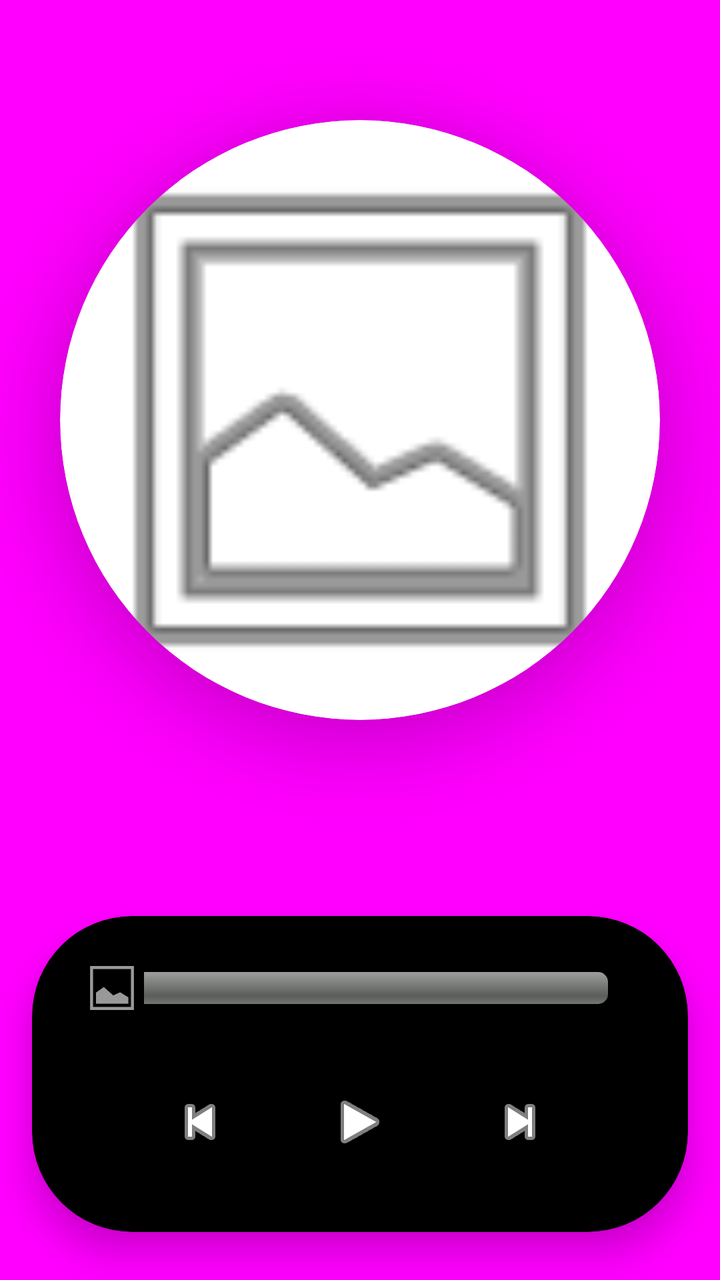
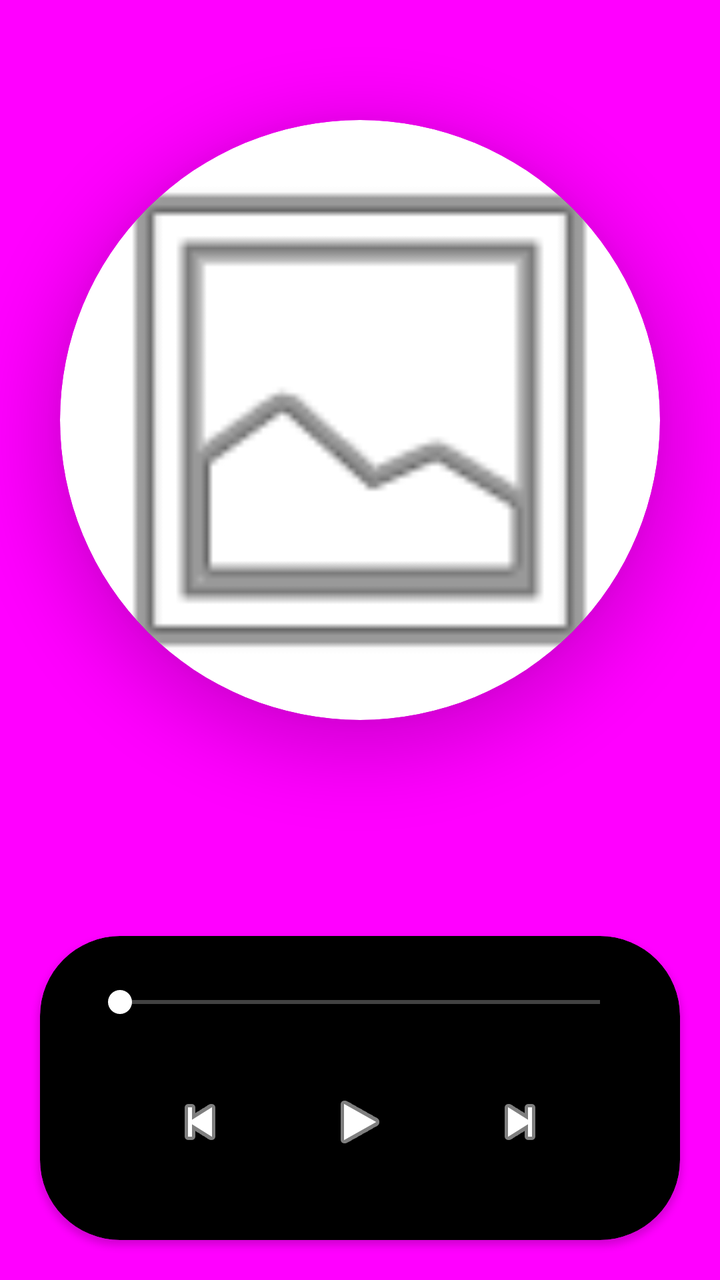

Two renders of the same Android screen: before a commit and after it. Below are the layout's source before the change and the commit's diff.
<!-- AndroidManifest.xml: application theme Theme.MotionTune -->
<!-- res/layout/activity_player.xml -->
<?xml version="1.0" encoding="utf-8"?>
<androidx.constraintlayout.widget.ConstraintLayout xmlns:android="http://schemas.android.com/apk/res/android"
    xmlns:app="http://schemas.android.com/apk/res-auto"
    android:id="@+id/playerRoot"
    android:layout_width="match_parent"
    android:layout_height="match_parent"
    android:background="@color/prototipo_purple">

    <androidx.cardview.widget.CardView
        android:id="@+id/albumCard"
        android:layout_width="300dp"
        android:layout_height="300dp"
        android:layout_marginTop="60dp"
        app:cardCornerRadius="150dp"
        app:cardElevation="20dp"
        app:layout_constraintEnd_toEndOf="parent"
        app:layout_constraintStart_toStartOf="parent"
        app:layout_constraintTop_toTopOf="parent">

        <ImageView
            android:id="@+id/albumArt"
            android:layout_width="match_parent"
            android:layout_height="match_parent"
            android:scaleType="centerCrop"
            android:src="@android:drawable/ic_menu_gallery">

        </ImageView>
    </androidx.cardview.widget.CardView>

    <TextView
        android:id="@+id/musicTitle"
        android:layout_width="0dp"
        android:layout_height="wrap_content"
        android:layout_margin="24dp"
        android:textAlignment="center"
        android:textColor="@color/white"
        android:textSize="26sp"
        android:textStyle="bold"
        app:layout_constraintEnd_toEndOf="parent"
        app:layout_constraintStart_toStartOf="parent"
        app:layout_constraintTop_toBottomOf="@id/albumCard" />

    <androidx.cardview.widget.CardView
        android:id="@+id/controlsCard"
        android:layout_width="0dp"
        android:layout_height="wrap_content"
        android:layout_marginStart="16dp"
        android:layout_marginEnd="16dp"
        android:layout_marginBottom="24dp"
        app:cardBackgroundColor="@color/black"
        app:cardCornerRadius="50dp"
        app:cardElevation="10dp"
        app:layout_constraintBottom_toBottomOf="parent"
        app:layout_constraintEnd_toEndOf="parent"
        app:layout_constraintStart_toStartOf="parent">

        <LinearLayout
            android:layout_width="match_parent"
            android:layout_height="wrap_content"
            android:gravity="center"
            android:orientation="vertical"
            android:paddingStart="24dp"
            android:paddingTop="20dp"
            android:paddingEnd="24dp"
            android:paddingBottom="20dp">

            <SeekBar
                android:id="@+id/seekBar"
                android:layout_width="match_parent"
                android:layout_height="wrap_content"
                android:layout_marginBottom="16dp"
                android:contentDescription="Barra de progresso da música"
                android:progressDrawable="@android:drawable/progress_horizontal"
                android:thumb="@android:drawable/ic_menu_gallery"
                app:tint="@color/white" />

            <LinearLayout
                android:layout_width="match_parent"
                android:layout_height="wrap_content"
                android:gravity="center"
                android:orientation="horizontal">

                <ImageButton
                    android:id="@+id/btnPrev"
                    android:layout_width="50dp"
                    android:layout_height="50dp"
                    android:layout_marginEnd="20dp"
                    android:background="?attr/selectableItemBackgroundBorderless"
                    android:contentDescription="Música anterior"
                    android:src="@android:drawable/ic_media_previous"
                    app:tint="@color/white" />

                <ImageButton
                    android:id="@+id/btnPlay"
                    android:layout_width="70dp"
                    android:layout_height="70dp"
                    android:background="?attr/selectableItemBackgroundBorderless"
                    android:contentDescription="Reproduzir ou Pausar"
                    android:src="@android:drawable/ic_media_play"
                    app:tint="@color/white" />

                <ImageButton
                    android:id="@+id/btnNext"
                    android:layout_width="50dp"
                    android:layout_height="50dp"
                    android:layout_marginStart="20dp"
                    android:background="?attr/selectableItemBackgroundBorderless"
                    android:contentDescription="Próxima música"
                    android:src="@android:drawable/ic_media_next"
                    app:tint="@color/white" />
            </LinearLayout>
        </LinearLayout>
    </androidx.cardview.widget.CardView>

</androidx.constraintlayout.widget.ConstraintLayout>
<!-- resources referenced by this layout -->
<resources>
  <color name="black">#FF000000</color>
  <color name="prototipo_purple">#FF00FF</color>
  <color name="white">#FFFFFFFF</color>
  <style name="Theme.MotionTune" parent="Base.Theme.MotionTune" />
  <style name="Base.Theme.MotionTune" parent="Theme.Material3.DayNight.NoActionBar">
          
          
      </style>
</resources>

<!-- the commit's change to res/layout/activity_player.xml (unified diff, before → after) -->
@@ -1,10 +1,10 @@
 <?xml version="1.0" encoding="utf-8"?>
 <androidx.constraintlayout.widget.ConstraintLayout xmlns:android="http://schemas.android.com/apk/res/android"
     xmlns:app="http://schemas.android.com/apk/res-auto"
-    android:id="@+id/playerRoot"
     android:layout_width="match_parent"
     android:layout_height="match_parent"
-    android:background="@color/prototipo_purple">
+    android:background="@color/main_purple"
+    android:fitsSystemWindows="true">
 
     <androidx.cardview.widget.CardView
         android:id="@+id/albumCard"
@@ -16,63 +16,47 @@
         app:layout_constraintEnd_toEndOf="parent"
         app:layout_constraintStart_toStartOf="parent"
         app:layout_constraintTop_toTopOf="parent">
-
         <ImageView
             android:id="@+id/albumArt"
             android:layout_width="match_parent"
             android:layout_height="match_parent"
             android:scaleType="centerCrop"
-            android:src="@android:drawable/ic_menu_gallery">
-
-        </ImageView>
+            android:src="@android:drawable/ic_menu_gallery" />
     </androidx.cardview.widget.CardView>
 
     <TextView
         android:id="@+id/musicTitle"
-        android:layout_width="0dp"
+        android:layout_width="match_parent"
         android:layout_height="wrap_content"
-        android:layout_margin="24dp"
-        android:textAlignment="center"
+        android:layout_margin="32dp"
+        android:gravity="center"
         android:textColor="@color/white"
-        android:textSize="26sp"
+        android:textSize="24sp"
         android:textStyle="bold"
-        app:layout_constraintEnd_toEndOf="parent"
-        app:layout_constraintStart_toStartOf="parent"
         app:layout_constraintTop_toBottomOf="@id/albumCard" />
 
     <androidx.cardview.widget.CardView
-        android:id="@+id/controlsCard"
-        android:layout_width="0dp"
+        android:layout_width="match_parent"
         android:layout_height="wrap_content"
-        android:layout_marginStart="16dp"
-        android:layout_marginEnd="16dp"
-        android:layout_marginBottom="24dp"
+        android:layout_margin="20dp"
         app:cardBackgroundColor="@color/black"
-        app:cardCornerRadius="50dp"
-        app:cardElevation="10dp"
-        app:layout_constraintBottom_toBottomOf="parent"
-        app:layout_constraintEnd_toEndOf="parent"
-        app:layout_constraintStart_toStartOf="parent">
+        app:cardCornerRadius="40dp"
+        app:layout_constraintBottom_toBottomOf="parent">
 
         <LinearLayout
             android:layout_width="match_parent"
             android:layout_height="wrap_content"
-            android:gravity="center"
             android:orientation="vertical"
-            android:paddingStart="24dp"
-            android:paddingTop="20dp"
-            android:paddingEnd="24dp"
-            android:paddingBottom="20dp">
+            android:padding="24dp">
 
             <SeekBar
                 android:id="@+id/seekBar"
                 android:layout_width="match_parent"
                 android:layout_height="wrap_content"
                 android:layout_marginBottom="16dp"
-                android:contentDescription="Barra de progresso da música"
-                android:progressDrawable="@android:drawable/progress_horizontal"
-                android:thumb="@android:drawable/ic_menu_gallery"
-                app:tint="@color/white" />
+                android:progressBackgroundTint="@color/white"
+                android:progressTint="@color/white"
+                android:thumbTint="@color/white" />
 
             <LinearLayout
                 android:layout_width="match_parent"
@@ -84,9 +68,7 @@
                     android:id="@+id/btnPrev"
                     android:layout_width="50dp"
                     android:layout_height="50dp"
-                    android:layout_marginEnd="20dp"
                     android:background="?attr/selectableItemBackgroundBorderless"
-                    android:contentDescription="Música anterior"
                     android:src="@android:drawable/ic_media_previous"
                     app:tint="@color/white" />
 
@@ -94,8 +76,8 @@
                     android:id="@+id/btnPlay"
                     android:layout_width="70dp"
                     android:layout_height="70dp"
+                    android:layout_marginHorizontal="20dp"
                     android:background="?attr/selectableItemBackgroundBorderless"
-                    android:contentDescription="Reproduzir ou Pausar"
                     android:src="@android:drawable/ic_media_play"
                     app:tint="@color/white" />
 
@@ -103,9 +85,7 @@
                     android:id="@+id/btnNext"
                     android:layout_width="50dp"
                     android:layout_height="50dp"
-                    android:layout_marginStart="20dp"
                     android:background="?attr/selectableItemBackgroundBorderless"
-                    android:contentDescription="Próxima música"
                     android:src="@android:drawable/ic_media_next"
                     app:tint="@color/white" />
             </LinearLayout>
<!-- resource entries referenced after the edit -->
@@ -1,8 +1,8 @@
 <!-- resources referenced by this layout -->
 <resources>
-  <color name="black">#FF000000</color>
-  <color name="prototipo_purple">#FF00FF</color>
-  <color name="white">#FFFFFFFF</color>
+  <color name="black">#000000</color>
+  <color name="main_purple">#FF00FF</color>
+  <color name="white">#FFFFFF</color>
   <style name="Theme.MotionTune" parent="Base.Theme.MotionTune" />
   <style name="Base.Theme.MotionTune" parent="Theme.Material3.DayNight.NoActionBar">
           
